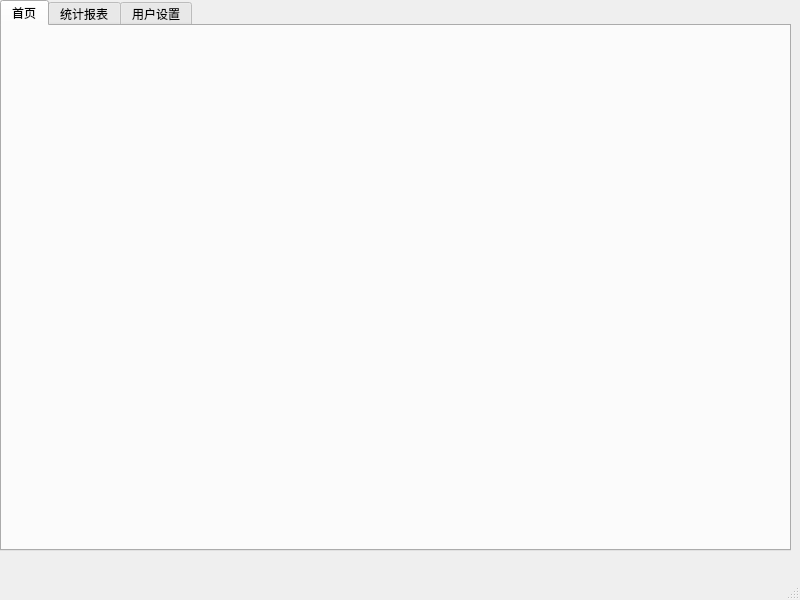
15071081427/-, file UI/mainWindow.ui: the form before one commit.
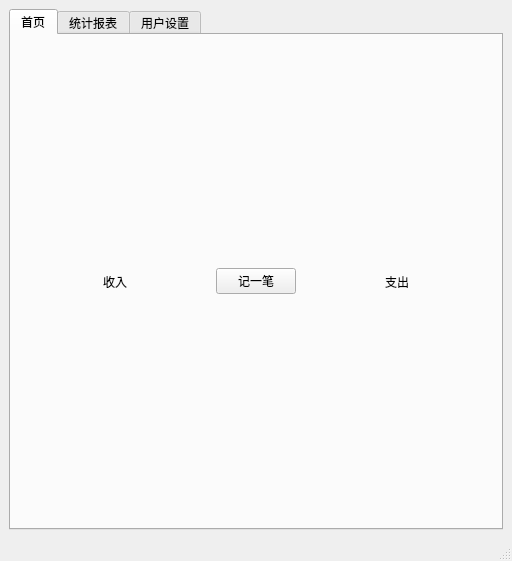
The form after the commit.

Diff of the .ui file:
```diff
--- a/UI/mainWindow.ui
+++ b/UI/mainWindow.ui
@@ -6,22 +6,37 @@
    <rect>
     <x>0</x>
     <y>0</y>
-    <width>800</width>
-    <height>600</height>
+    <width>512</width>
+    <height>561</height>
    </rect>
   </property>
+  <property name="minimumSize">
+   <size>
+    <width>512</width>
+    <height>512</height>
+   </size>
+  </property>
   <property name="windowTitle">
    <string>记账工具</string>
   </property>
   <widget class="QWidget" name="centralwidget">
+   <property name="sizePolicy">
+    <sizepolicy hsizetype="Expanding" vsizetype="Expanding">
+     <horstretch>0</horstretch>
+     <verstretch>0</verstretch>
+    </sizepolicy>
+   </property>
+   <layout class="QHBoxLayout" name="centralLayout">
+    <property name="spacing">
+     <number>1</number>
+    </property>
+    <item>
    <widget class="QTabWidget" name="tabWidget">
-    <property name="geometry">
-     <rect>
-      <x>0</x>
-      <y>0</y>
-      <width>791</width>
-      <height>551</height>
-     </rect>
+      <property name="sizePolicy">
+       <sizepolicy hsizetype="Expanding" vsizetype="Expanding">
+        <horstretch>0</horstretch>
+        <verstretch>0</verstretch>
+       </sizepolicy>
     </property>
     <property name="layoutDirection">
      <enum>Qt::LeftToRight</enum>
@@ -38,23 +53,109 @@
       <height>16</height>
      </size>
     </property>
-    <widget class="QWidget" name="tab">
+      <widget class="QWidget" name="tab_homePage">
+       <property name="enabled">
+        <bool>true</bool>
+       </property>
+       <property name="sizePolicy">
+        <sizepolicy hsizetype="Preferred" vsizetype="Preferred">
+         <horstretch>0</horstretch>
+         <verstretch>0</verstretch>
+        </sizepolicy>
+       </property>
+       <property name="layoutDirection">
+        <enum>Qt::LeftToRight</enum>
+       </property>
+       <property name="autoFillBackground">
+        <bool>false</bool>
+       </property>
      <attribute name="title">
       <string>首页</string>
      </attribute>
-     <widget class="QWidget" name="horizontalLayoutWidget">
-      <property name="geometry">
-       <rect>
-        <x>10</x>
-        <y>20</y>
-        <width>771</width>
-        <height>481</height>
-       </rect>
-      </property>
-      <layout class="QHBoxLayout" name="horizontalLayout"/>
-     </widget>
-    </widget>
-    <widget class="QWidget" name="tab_2">
+       <layout class="QVBoxLayout" name="homePageLayout" stretch="1,5">
+        <item>
+         <layout class="QHBoxLayout" name="titleLayout">
+          <item>
+           <spacer name="horizontalSpacer">
+            <property name="orientation">
+             <enum>Qt::Horizontal</enum>
+            </property>
+            <property name="sizeHint" stdset="0">
+             <size>
+              <width>68</width>
+              <height>60</height>
+             </size>
+            </property>
+           </spacer>
+          </item>
+          <item>
+           <widget class="QLabel" name="label_income">
+            <property name="text">
+             <string>收入</string>
+            </property>
+           </widget>
+          </item>
+          <item>
+           <spacer name="horizontalSpacer_3">
+            <property name="orientation">
+             <enum>Qt::Horizontal</enum>
+            </property>
+            <property name="sizeHint" stdset="0">
+             <size>
+              <width>69</width>
+              <height>60</height>
+             </size>
+            </property>
+           </spacer>
+          </item>
+          <item>
+           <widget class="QPushButton" name="pushButton_account">
+            <property name="text">
+             <string>记一笔</string>
+            </property>
+           </widget>
+          </item>
+          <item>
+           <spacer name="horizontalSpacer_2">
+            <property name="orientation">
+             <enum>Qt::Horizontal</enum>
+            </property>
+            <property name="sizeHint" stdset="0">
+             <size>
+              <width>68</width>
+              <height>60</height>
+             </size>
+            </property>
+           </spacer>
+          </item>
+          <item>
+           <widget class="QLabel" name="label_expense">
+            <property name="text">
+             <string>支出</string>
+            </property>
+           </widget>
+          </item>
+          <item>
+           <spacer name="horizontalSpacer_4">
+            <property name="orientation">
+             <enum>Qt::Horizontal</enum>
+            </property>
+            <property name="sizeHint" stdset="0">
+             <size>
+              <width>69</width>
+              <height>60</height>
+             </size>
+            </property>
+           </spacer>
+          </item>
+         </layout>
+        </item>
+        <item>
+         <layout class="QVBoxLayout" name="timeAxisLayout"/>
+        </item>
+       </layout>
+      </widget>
+      <widget class="QWidget" name="tab_statistics">
      <attribute name="title">
       <string>统计报表</string>
      </attribute>
@@ -65,6 +166,8 @@
      </attribute>
     </widget>
    </widget>
+    </item>
+   </layout>
   </widget>
   <widget class="QMenuBar" name="menubar">
    <property name="geometry">
```
Left out of the diff: 4 changed lines with no effect on the pictures. Lines whose indentation alone changed are shown as unchanged.
